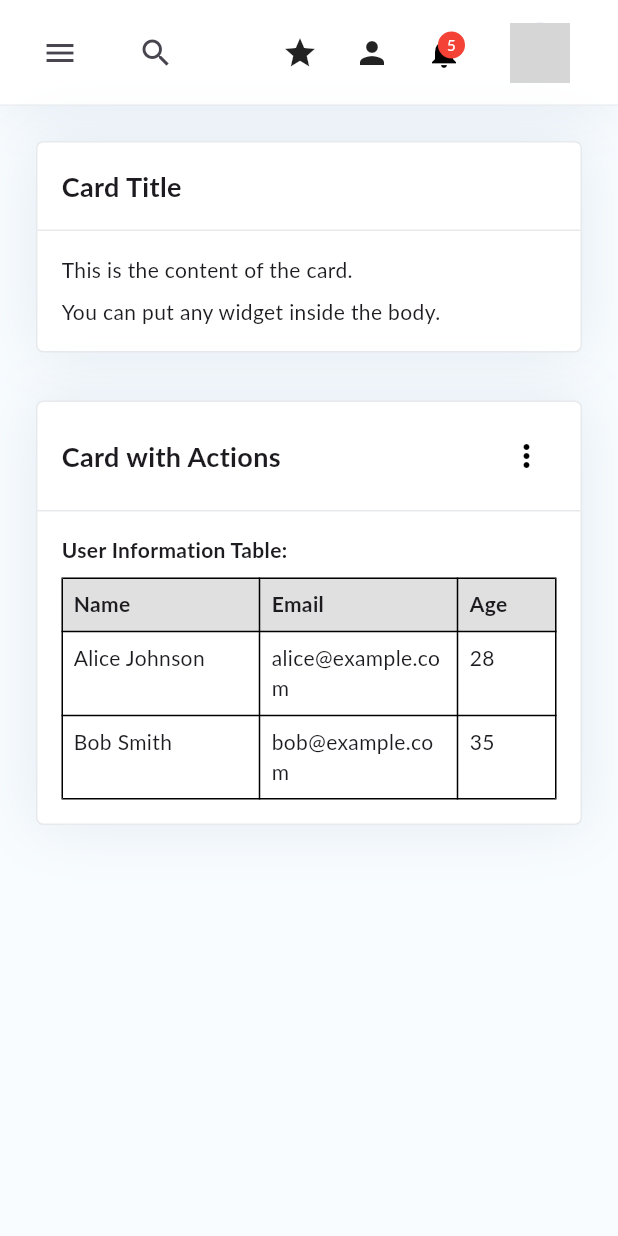
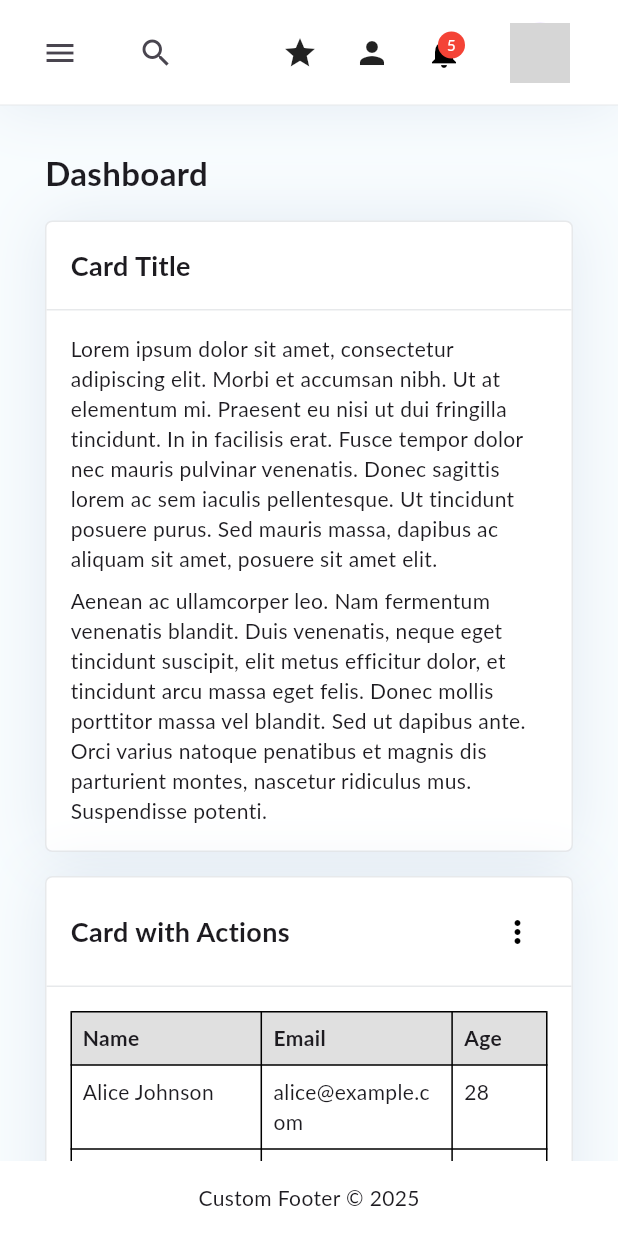
Before and after one commit to romulorodrigues/responsive_dashboard, a Flutter app: the screen it shows after launch, on a phone screen of 412 x 824 dp. Run offline on Flutter 3.47's test engine with Material 3 defaults, Android fonts, the phone set to English and light mode, and no system bars; network calls fail; Roboto replaces fonts that are missing (Lato); grey boxes are pictures that could not be loaded.

Commit message:
refactor: main, topBar and search input

```diff
--- /dev/null
+++ b/example/lib/dashboard_page.dart
@@ -0,0 +1,180 @@
+import 'package:flutter/material.dart';
+import 'package:responsive_dashboard/responsive_dashboard.dart';
+
+class DashboardPage extends StatelessWidget {
+  const DashboardPage({super.key});
+
+  @override
+  Widget build(BuildContext context) {
+    return SingleChildScrollView(
+      padding: const EdgeInsets.all(30),
+      child: LayoutBuilder(
+        builder: (context, constraints) {
+          final isWide = constraints.maxWidth >= 600;
+          return Wrap(
+            spacing: 16,
+            runSpacing: 16,
+            children: [
+              Row(
+                children: [
+                  Text(
+                    'Dashboard',
+                    style: TextStyle(
+                      fontSize: 22,
+                      fontWeight: FontWeight.bold,
+                    ),
+                  )
+                ],
+              ),
+              SizedBox(
+                width: isWide
+                    ? (constraints.maxWidth - 16) / 2
+                    : constraints.maxWidth,
+                child: CustomCard(
+                  margin: EdgeInsets.all(0),
+                  header: const Text(
+                    'Card Title',
+                    style: TextStyle(fontSize: 18, fontWeight: FontWeight.bold),
+                  ),
+                  body: Column(
+                    crossAxisAlignment: CrossAxisAlignment.start,
+                    children: const [
+                      Text(
+                          'Lorem ipsum dolor sit amet, consectetur adipiscing elit. Morbi et accumsan nibh. Ut at elementum mi. Praesent eu nisi ut dui fringilla tincidunt. In in facilisis erat. Fusce tempor dolor nec mauris pulvinar venenatis. Donec sagittis lorem ac sem iaculis pellentesque. Ut tincidunt posuere purus. Sed mauris massa, dapibus ac aliquam sit amet, posuere sit amet elit.'),
+                      const SizedBox(
+                        height: 8,
+                      ),
+                      Text(
+                          'Aenean ac ullamcorper leo. Nam fermentum venenatis blandit. Duis venenatis, neque eget tincidunt suscipit, elit metus efficitur dolor, et tincidunt arcu massa eget felis. Donec mollis porttitor massa vel blandit. Sed ut dapibus ante. Orci varius natoque penatibus et magnis dis parturient montes, nascetur ridiculus mus. Suspendisse potenti.'),
+                    ],
+                  ),
+                ),
+              ),
+              SizedBox(
+                width: isWide
+                    ? (constraints.maxWidth - 16) / 2
+                    : constraints.maxWidth,
+                child: CustomCard(
+                  margin: EdgeInsets.all(0),
+                  header: Row(
+                    mainAxisAlignment: MainAxisAlignment.spaceBetween,
+                    children: [
+                      const Text(
+                        'Card with Actions',
+                        style: TextStyle(
+                            fontSize: 18, fontWeight: FontWeight.bold),
+                      ),
+                      CustomDropdown(
+                        button: const Icon(Icons.more_vert),
+                        dropdownContent: Column(
+                          children: [
+                            ListTile(
+                              leading: const Icon(Icons.edit),
+                              title: const Text('Edit'),
+                              onTap: () => debugPrint('Edit clicked'),
+                            ),
+                            ListTile(
+                              leading: const Icon(Icons.delete),
+                              title: const Text('Delete'),
+                              onTap: () => debugPrint('Delete clicked'),
+                            ),
+                          ],
+                        ),
+                      ),
+                    ],
+                  ),
+                  body: Column(
+                    crossAxisAlignment: CrossAxisAlignment.start,
+                    children: [
+                      Table(
+                        border: TableBorder.all(),
+                        columnWidths: const {
+                          0: FlexColumnWidth(2),
+                          1: FlexColumnWidth(2),
+                          2: FlexColumnWidth(1),
+                        },
+                        children: const [
+                          TableRow(
+                            decoration: BoxDecoration(color: Color(0xFFE0E0E0)),
+                            children: [
+                              Padding(
+                                padding: EdgeInsets.all(8.0),
+                                child: Text('Name',
+                                    style:
+                                        TextStyle(fontWeight: FontWeight.bold)),
+                              ),
+                              Padding(
+                                padding: EdgeInsets.all(8.0),
+                                child: Text('Email',
+                                    style:
+                                        TextStyle(fontWeight: FontWeight.bold)),
+                              ),
+                              Padding(
+                                padding: EdgeInsets.all(8.0),
+                                child: Text('Age',
+                                    style:
+                                        TextStyle(fontWeight: FontWeight.bold)),
+                              ),
+                            ],
+                          ),
+                          TableRow(
+                            children: [
+                              Padding(
+                                padding: EdgeInsets.all(8.0),
+                                child: Text('Alice Johnson'),
+                              ),
+                              Padding(
+                                padding: EdgeInsets.all(8.0),
+                                child: Text('alice@example.com'),
+                              ),
+                              Padding(
+                                padding: EdgeInsets.all(8.0),
+                                child: Text('28'),
+                              ),
+                            ],
+                          ),
+                          TableRow(
+                            children: [
+                              Padding(
+                                padding: EdgeInsets.all(8.0),
+                                child: Text('Bob Smith'),
+                              ),
+                              Padding(
+                                padding: EdgeInsets.all(8.0),
+                                child: Text('bob@example.com'),
+                              ),
+                              Padding(
+                                padding: EdgeInsets.all(8.0),
+                                child: Text('35'),
+                              ),
+                            ],
+                          ),
+                          TableRow(
+                            children: [
+                              Padding(
+                                padding: EdgeInsets.all(8.0),
+                                child: Text('Alan Smith'),
+                              ),
+                              Padding(
+                                padding: EdgeInsets.all(8.0),
+                                child: Text('alan@example.com'),
+                              ),
+                              Padding(
+                                padding: EdgeInsets.all(8.0),
+                                child: Text('30'),
+                              ),
+                            ],
+                          ),
+                        ],
+                      ),
+                    ],
+                  ),
+                ),
+              ),
+            ],
+          );
+        },
+      ),
+    );
+  }
+}
--- a/example/lib/main.dart
+++ b/example/lib/main.dart
@@ -1,12 +1,27 @@
 import 'package:flutter/material.dart';
 import 'package:responsive_dashboard/responsive_dashboard.dart';
+import 'dashboard_page.dart';
+import 'second_page.dart';
 
 void main() {
   runApp(const MyApp());
 }
 
-class MyApp extends StatelessWidget {
+class MyApp extends StatefulWidget {
   const MyApp({super.key});
+
+  @override
+  State<MyApp> createState() => _MyAppState();
+}
+
+class _MyAppState extends State<MyApp> {
+  Widget _currentPage = const DashboardPage();
+
+  void _setPage(Widget page) {
+    setState(() {
+      _currentPage = page;
+    });
+  }
 
   @override
   Widget build(BuildContext context) {
@@ -88,7 +103,13 @@ class MyApp extends StatelessWidget {
             icon: Icons.dashboard,
             label: 'Dashboard',
             section: 'Overview',
-            onTap: () => debugPrint('Dashboard'),
+            onTap: () => _setPage(const DashboardPage()),
+          ),
+          MenuItemModel(
+            icon: Icons.pages,
+            label: 'Second Page',
+            section: 'Overview',
+            onTap: () => _setPage(const SecondPage()),
           ),
           MenuItemModel(
             icon: Icons.analytics,
@@ -205,149 +226,12 @@ class MyApp extends StatelessWidget {
             onTap: () => debugPrint('Logout'),
           ),
         ],
-        child: SingleChildScrollView(
-          padding: const EdgeInsets.all(16),
-          child: LayoutBuilder(
-            builder: (context, constraints) {
-              final isWide = constraints.maxWidth >= 600;
-              return Wrap(
-                spacing: 16,
-                runSpacing: 16,
-                children: [
-                  SizedBox(
-                    width: isWide
-                        ? (constraints.maxWidth - 16) / 2
-                        : constraints.maxWidth,
-                    child: CustomCard(
-                      header: const Text(
-                        'Card Title',
-                        style: TextStyle(
-                            fontSize: 18, fontWeight: FontWeight.bold),
-                      ),
-                      body: Column(
-                        crossAxisAlignment: CrossAxisAlignment.start,
-                        children: const [
-                          Text('This is the content of the card.'),
-                          SizedBox(height: 8),
-                          Text('You can put any widget inside the body.'),
-                        ],
-                      ),
-                    ),
-                  ),
-                  SizedBox(
-                    width: isWide
-                        ? (constraints.maxWidth - 16) / 2
-                        : constraints.maxWidth,
-                    child: CustomCard(
-                      header: Row(
-                        mainAxisAlignment: MainAxisAlignment.spaceBetween,
-                        children: [
-                          const Text(
-                            'Card with Actions',
-                            style: TextStyle(
-                                fontSize: 18, fontWeight: FontWeight.bold),
-                          ),
-                          CustomDropdown(
-                            button: const Icon(Icons.more_vert),
-                            dropdownContent: Column(
-                              children: [
-                                ListTile(
-                                  leading: const Icon(Icons.edit),
-                                  title: const Text('Edit'),
-                                  onTap: () => debugPrint('Edit clicked'),
-                                ),
-                                ListTile(
-                                  leading: const Icon(Icons.delete),
-                                  title: const Text('Delete'),
-                                  onTap: () => debugPrint('Delete clicked'),
-                                ),
-                              ],
-                            ),
-                          ),
-                        ],
-                      ),
-                      body: Column(
-                        crossAxisAlignment: CrossAxisAlignment.start,
-                        children: [
-                          const Text(
-                            'User Information Table:',
-                            style: TextStyle(fontWeight: FontWeight.bold),
-                          ),
-                          const SizedBox(height: 8),
-                          Table(
-                            border: TableBorder.all(),
-                            columnWidths: const {
-                              0: FlexColumnWidth(2),
-                              1: FlexColumnWidth(2),
-                              2: FlexColumnWidth(1),
-                            },
-                            children: const [
-                              TableRow(
-                                decoration:
-                                    BoxDecoration(color: Color(0xFFE0E0E0)),
-                                children: [
-                                  Padding(
-                                    padding: EdgeInsets.all(8.0),
-                                    child: Text('Name',
-                                        style: TextStyle(
-                                            fontWeight: FontWeight.bold)),
-                                  ),
-                                  Padding(
-                                    padding: EdgeInsets.all(8.0),
-                                    child: Text('Email',
-                                        style: TextStyle(
-                                            fontWeight: FontWeight.bold)),
-                                  ),
-                                  Padding(
-                                    padding: EdgeInsets.all(8.0),
-                                    child: Text('Age',
-                                        style: TextStyle(
-                                            fontWeight: FontWeight.bold)),
-                                  ),
-                                ],
-                              ),
-                              TableRow(
-                                children: [
-                                  Padding(
-                                    padding: EdgeInsets.all(8.0),
-                                    child: Text('Alice Johnson'),
-                                  ),
-                                  Padding(
-                                    padding: EdgeInsets.all(8.0),
-                                    child: Text('alice@example.com'),
-                                  ),
-                                  Padding(
-                                    padding: EdgeInsets.all(8.0),
-                                    child: Text('28'),
-                                  ),
-                                ],
-                              ),
-                              TableRow(
-                                children: [
-                                  Padding(
-                                    padding: EdgeInsets.all(8.0),
-                                    child: Text('Bob Smith'),
-                                  ),
-                                  Padding(
-                                    padding: EdgeInsets.all(8.0),
-                                    child: Text('bob@example.com'),
-                                  ),
-                                  Padding(
-                                    padding: EdgeInsets.all(8.0),
-                                    child: Text('35'),
-                                  ),
-                                ],
-                              ),
-                            ],
-                          ),
-                        ],
-                      ),
-                    ),
-                  ),
-                ],
-              );
-            },
-          ),
+        child: _currentPage,
+        footer: Container(
+          height: 50,
+          color: Colors.white,
+          alignment: Alignment.center,
+          child: const Text('Custom Footer © 2025'),
         ),
       ),
     );
--- /dev/null
+++ b/example/lib/second_page.dart
@@ -0,0 +1,30 @@
+import 'package:flutter/material.dart';
+import 'package:responsive_dashboard/responsive_dashboard.dart';
+
+class SecondPage extends StatelessWidget {
+  const SecondPage({super.key});
+
+  @override
+  Widget build(BuildContext context) {
+    return SingleChildScrollView(
+      padding: const EdgeInsets.all(30),
+      child: Wrap(
+        spacing: 16,
+        runSpacing: 16,
+        children: [
+          Row(
+            children: [
+              Text(
+                'Second Page',
+                style: TextStyle(
+                  fontSize: 22,
+                  fontWeight: FontWeight.bold,
+                ),
+              )
+            ],
+          ),
+        ],
+      ),
+    );
+  }
+}
--- a/lib/src/layout/dashboard_layout.dart
+++ b/lib/src/layout/dashboard_layout.dart
@@ -13,9 +13,10 @@ class DashboardLayout extends StatefulWidget {
   final TextStyle? sideBarSectionTextStyle;
   final Color? sideBarHeaderBackgroundColor;
   final Color? sideBarBackgroundColor;
+  final Widget? footer;
 
   const DashboardLayout({
-    Key? key,
+    super.key,
     required this.child,
     required this.topBar,
     this.backgroundColor,
@@ -23,7 +24,8 @@ class DashboardLayout extends StatefulWidget {
     this.sideBarSectionTextStyle,
     this.sideBarHeaderBackgroundColor,
     this.sideBarBackgroundColor,
-  }) : super(key: key);
+    this.footer,
+  });
 
   @override
   State<DashboardLayout> createState() => _DashboardLayoutState();
@@ -98,6 +100,7 @@ class _DashboardLayoutState extends State<DashboardLayout> {
                         .copyWith(onToggleMenu: toggleMenu)
                     : widget.topBar,
                 Expanded(child: widget.child),
+                if (widget.footer != null) widget.footer!,
               ],
             ),
           ),
--- a/lib/src/widgets/top_bar.dart
+++ b/lib/src/widgets/top_bar.dart
@@ -147,8 +147,9 @@ class _TopBarState extends State<TopBar> {
                 onPressed: _showSearchOverlay,
               )
             else
-              SizedBox(
-                width: 400,
+              Flexible(
+                flex: 2,
+                child: SizedBox(
                   height: 40,
                   child: widget.searchField ??
                       TextField(
@@ -160,6 +161,7 @@ class _TopBarState extends State<TopBar> {
                           border: OutlineInputBorder(),
                           isDense: true,
                           contentPadding: EdgeInsets.all(8),
+                        ),
                       ),
                 ),
               ),
```
Lines whose indentation alone changed are shown as unchanged.
